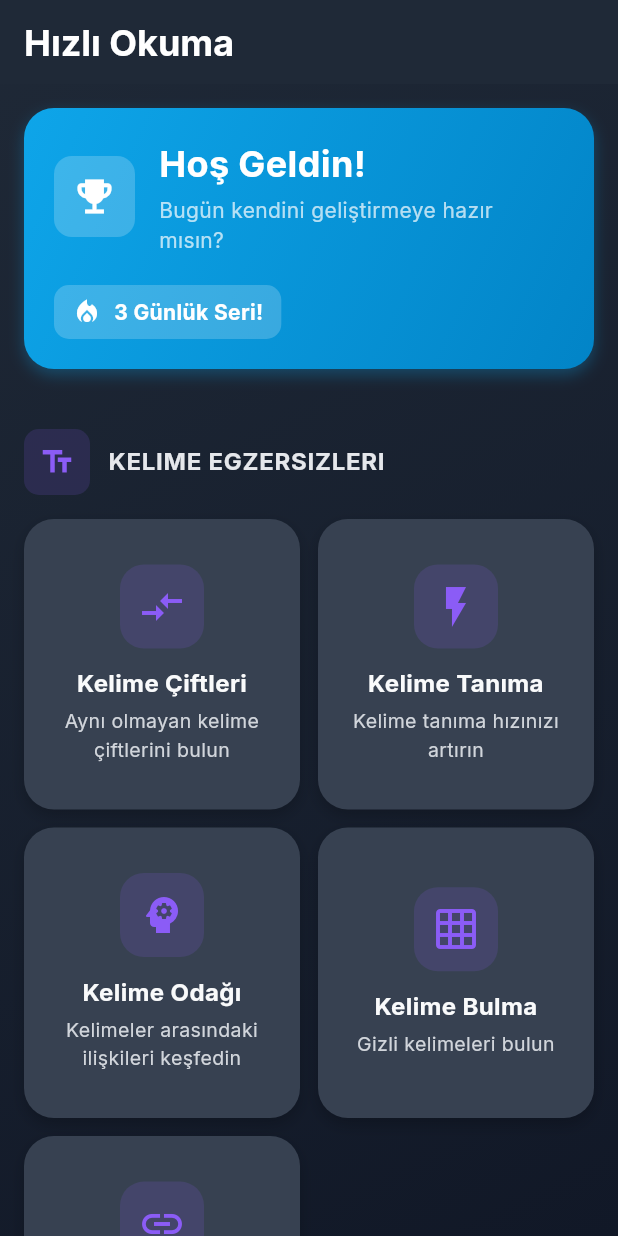
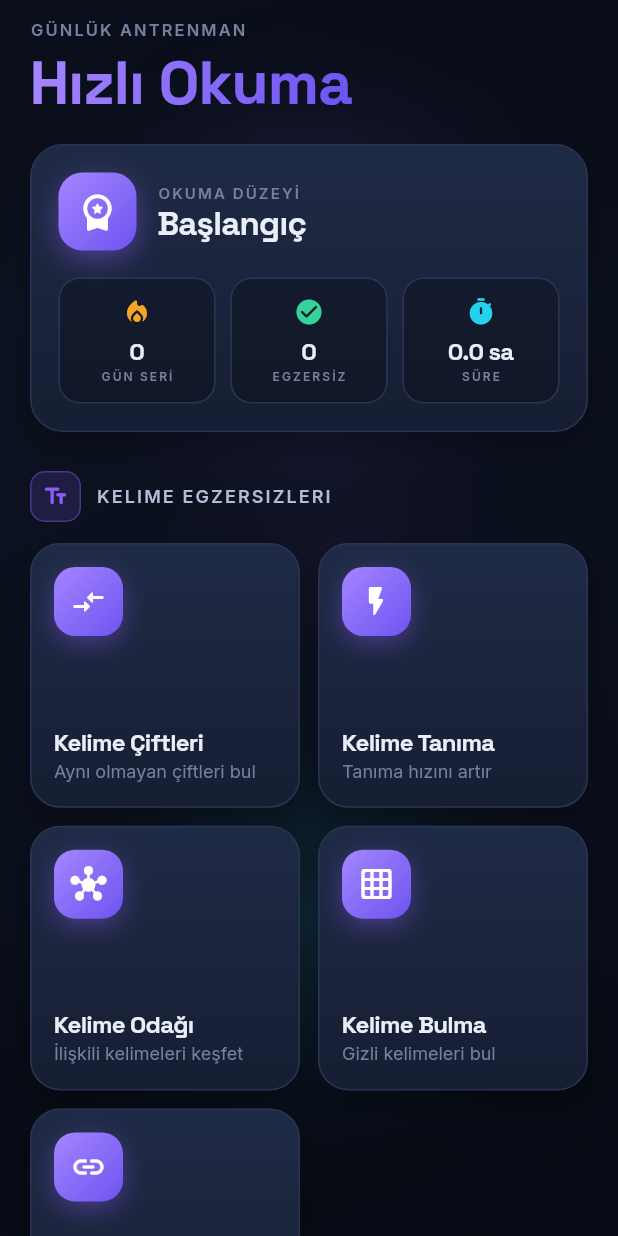
Before and after one commit to omerfarukx/Word-Game-Flutter, a Flutter app: the screen it shows after launch, on a phone screen of 412 x 824 dp. Run offline on Flutter 3.47's test engine with Material 3 defaults, Android fonts, the phone set to English and light mode, and no system bars; our stand-ins replace audioplayers, google_fonts, shared_preferences.

Commit message:
feat: redesign home screen in the new design language
The home was still the old flat blue-card layout — the app's front door
clashed with the rewritten game screens. Rebuilt it on the shared system:

- aurora backdrop, gradient-shader title, staggered Reveal entrance
- hero card showing REAL stats from StatisticsProvider (reading level,
  streak, completed, hours) — the old card was hard-coded placeholders
- exercise cards carry their category accent (Kelime=violet, Görsel=cyan,
  Okuma=amber) with glowing gradient icon chips, so the three families now
  read as distinct

flutter analyze: 0 issues.

Co-Authored-By: Claude Opus 4.8 <noreply@anthropic.com>

```diff
--- a/lib/features/home/screens/home_screen.dart
+++ b/lib/features/home/screens/home_screen.dart
@@ -1,284 +1,135 @@
 import 'package:flutter/material.dart';
+import 'package:provider/provider.dart';
+
 import '../../../core/constants/route_constants.dart';
+import '../../../core/design/app_colors.dart';
+import '../../../core/design/app_typography.dart';
+import '../../../core/design/decorations.dart';
+import '../../../core/design/widgets/aurora_background.dart';
+import '../../../core/design/widgets/reveal.dart';
+import '../../statistics/providers/statistics_provider.dart';
 
-class CategoryInfo {
-  final String name;
-  final Color color;
+class _Category {
+  const _Category(this.label, this.accent, this.icon);
+  final String label;
+  final Color accent;
   final IconData icon;
-
-  const CategoryInfo({
-    required this.name,
-    required this.color,
-    required this.icon,
-  });
 }
 
 class Exercise {
-  final String title;
-  final String subtitle;
-  final IconData icon;
-  final String route;
-  final String category;
-
-  Exercise({
+  const Exercise({
     required this.title,
     required this.subtitle,
     required this.icon,
     required this.route,
     required this.category,
   });
+
+  final String title;
+  final String subtitle;
+  final IconData icon;
+  final String route;
+  final String category;
 }
 
-class HomeScreen extends StatelessWidget {
-  const HomeScreen({super.key});
+const _categories = <_Category>[
+  _Category('Kelime Egzersizleri', AppColors.word, Icons.text_fields_rounded),
+  _Category('Görsel Egzersizler', AppColors.visual, Icons.visibility_rounded),
+  _Category('Okuma Egzersizleri', AppColors.reading, Icons.menu_book_rounded),
+];
 
-  Map<String, CategoryInfo> get categoryInfo => {
-        'Kelime Egzersizleri': const CategoryInfo(
-          name: 'Kelime Egzersizleri',
-          color: Color(0xFF8B5CF6),
-          icon: Icons.text_fields,
-        ),
-        'Görsel Egzersizler': const CategoryInfo(
-          name: 'Görsel Egzersizler',
-          color: Color(0xFF3B82F6),
-          icon: Icons.visibility,
-        ),
-        'Okuma Egzersizleri': const CategoryInfo(
-          name: 'Okuma Egzersizleri',
-          color: Color(0xFFF59E0B),
-          icon: Icons.menu_book,
-        ),
-      };
-
-  List<Exercise> get exercises => [
+const _exercises = <Exercise>[
   Exercise(
     title: 'Kelime Çiftleri',
-          subtitle: 'Aynı olmayan kelime çiftlerini bulun',
-          icon: Icons.compare_arrows,
+    subtitle: 'Aynı olmayan çiftleri bul',
+    icon: Icons.compare_arrows_rounded,
     route: RouteConstants.wordPairs,
     category: 'Kelime Egzersizleri',
   ),
   Exercise(
     title: 'Kelime Tanıma',
-          subtitle: 'Kelime tanıma hızınızı artırın',
-          icon: Icons.flash_on,
+    subtitle: 'Tanıma hızını artır',
+    icon: Icons.flash_on_rounded,
     route: RouteConstants.wordRecognition,
     category: 'Kelime Egzersizleri',
   ),
   Exercise(
     title: 'Kelime Odağı',
-          subtitle: 'Kelimeler arasındaki ilişkileri keşfedin',
-          icon: Icons.psychology,
+    subtitle: 'İlişkili kelimeleri keşfet',
+    icon: Icons.hub_rounded,
     route: RouteConstants.wordFocus,
     category: 'Kelime Egzersizleri',
   ),
   Exercise(
     title: 'Kelime Bulma',
-          subtitle: 'Gizli kelimeleri bulun',
-          icon: Icons.grid_on,
+    subtitle: 'Gizli kelimeleri bul',
+    icon: Icons.grid_on_rounded,
     route: RouteConstants.wordSearch,
     category: 'Kelime Egzersizleri',
   ),
   Exercise(
     title: 'Kelime Zinciri',
-          subtitle: 'Son harften yeni kelimeler türetin',
-          icon: Icons.link,
+    subtitle: 'Son harften zincir kur',
+    icon: Icons.link_rounded,
     route: RouteConstants.wordChain,
     category: 'Kelime Egzersizleri',
   ),
   Exercise(
     title: 'Harf Arama',
-          subtitle: 'Harfleri bulun ve seçin',
-          icon: Icons.search,
+    subtitle: 'Harfleri bul ve seç',
+    icon: Icons.search_rounded,
     route: RouteConstants.letterSearch,
     category: 'Görsel Egzersizler',
   ),
   Exercise(
     title: 'Göz Odaklama',
-          subtitle: 'Göz kaslarınızı güçlendirin',
-          icon: Icons.remove_red_eye,
+    subtitle: 'Göz kaslarını güçlendir',
+    icon: Icons.center_focus_strong_rounded,
     route: RouteConstants.eyeFocus,
     category: 'Görsel Egzersizler',
   ),
   Exercise(
     title: 'Çevresel Görüş',
-          subtitle: 'Merkeze odaklanırken çevreyi fark edin',
-          icon: Icons.visibility,
+    subtitle: 'Çevreyi fark et',
+    icon: Icons.blur_circular_rounded,
     route: RouteConstants.peripheralVision,
     category: 'Görsel Egzersizler',
   ),
   Exercise(
     title: 'Hızlı Okuma',
-          subtitle: 'Okuma hızınızı artırın',
-          icon: Icons.speed,
+    subtitle: 'Okuma hızını yükselt',
+    icon: Icons.speed_rounded,
     route: RouteConstants.speedReadingExercise,
     category: 'Okuma Egzersizleri',
   ),
 ];
 
+class HomeScreen extends StatelessWidget {
+  const HomeScreen({super.key});
+
   @override
   Widget build(BuildContext context) {
-    const isDark = true;
-    final categories = exercises.map((e) => e.category).toSet().toList();
+    var revealIndex = 0;
+    Duration nextDelay() => Duration(milliseconds: (revealIndex++) * 45);
 
     return Scaffold(
-      body: Container(
-        decoration: const BoxDecoration(
-          gradient: LinearGradient(
-            begin: Alignment.topLeft,
-            end: Alignment.bottomRight,
-            colors: [Color(0xFF1F2937), Color(0xFF111827)],
-          ),
-        ),
-        child: SafeArea(
-          child: CustomScrollView(
-            slivers: [
-              const SliverAppBar(
-                floating: true,
-                backgroundColor: Color(0xFF1F2937),
-                elevation: 0,
-                automaticallyImplyLeading: false,
-                title: Text(
-                  'Hızlı Okuma',
-                  style: TextStyle(
-                    fontWeight: FontWeight.bold,
-                    fontSize: 24,
-                  ),
-                ),
-              ),
-              SliverToBoxAdapter(
-                child: Padding(
-                  padding: const EdgeInsets.fromLTRB(16, 16, 16, 8),
-                  child: Column(
-                    crossAxisAlignment: CrossAxisAlignment.start,
+      body: Stack(
         children: [
-                      _buildWelcomeCard(context, isDark),
-                      const SizedBox(height: 16),
+          const Positioned.fill(child: AuroraBackground(accent: AppColors.word)),
+          SafeArea(
+            child: ListView(
+              padding: const EdgeInsets.fromLTRB(20, 12, 20, 28),
+              children: [
+                Reveal(delay: nextDelay(), child: const _Header()),
+                const SizedBox(height: 20),
+                Reveal(delay: nextDelay(), child: const _HeroStats()),
+                const SizedBox(height: 8),
+                for (final cat in _categories) ...[
+                  const SizedBox(height: 18),
+                  Reveal(delay: nextDelay(), child: _SectionHeader(cat)),
+                  const SizedBox(height: 14),
+                  _CategoryGrid(category: cat, nextDelay: nextDelay),
                 ],
-                  ),
-                ),
-              ),
-              SliverPadding(
-                padding: const EdgeInsets.symmetric(horizontal: 16),
-                sliver: SliverList(
-                  delegate: SliverChildBuilderDelegate(
-                    (context, index) {
-                      final category = categories[index];
-                      final info = categoryInfo[category]!;
-                      return _buildCategorySection(
-                        context,
-                        info,
-                        exercises.where((e) => e.category == category).toList(),
-                        isDark,
-                      );
-                    },
-                    childCount: categories.length,
-                  ),
-                ),
-              ),
-              SliverToBoxAdapter(
-                child: Padding(
-                  padding: const EdgeInsets.all(16),
-                  child: _buildStatisticsCard(context, isDark),
-                ),
-              ),
-              const SliverToBoxAdapter(
-                child: SizedBox(height: 16),
-              ),
-            ],
-          ),
-        ),
-      ),
-    );
-  }
-
-  Widget _buildWelcomeCard(BuildContext context, bool isDark) {
-    return Container(
-      padding: const EdgeInsets.all(20),
-      decoration: BoxDecoration(
-        gradient: const LinearGradient(
-          begin: Alignment.topLeft,
-          end: Alignment.bottomRight,
-          colors: [
-            Color(0xFF0EA5E9),
-            Color(0xFF0284C7),
-          ],
-        ),
-        borderRadius: BorderRadius.circular(20),
-        boxShadow: [
-          BoxShadow(
-            color: const Color(0xFF0EA5E9).withValues(alpha: 0.3),
-            blurRadius: 8,
-            offset: const Offset(0, 4),
-          ),
-        ],
-      ),
-      child: Column(
-        crossAxisAlignment: CrossAxisAlignment.start,
-        children: [
-          Row(
-            children: [
-              Container(
-                padding: const EdgeInsets.all(12),
-                decoration: BoxDecoration(
-                  color: Colors.white.withValues(alpha: 0.2),
-                  borderRadius: BorderRadius.circular(12),
-                ),
-                child: const Icon(
-                  Icons.emoji_events,
-                  color: Colors.white,
-                  size: 30,
-                ),
-              ),
-              const SizedBox(width: 16),
-              const Expanded(
-                child: Column(
-                  crossAxisAlignment: CrossAxisAlignment.start,
-                  children: [
-                    Text(
-                      'Hoş Geldin!',
-                      style: TextStyle(
-                        color: Colors.white,
-                        fontSize: 24,
-                        fontWeight: FontWeight.bold,
-                      ),
-                    ),
-                    SizedBox(height: 4),
-                    Text(
-                      'Bugün kendini geliştirmeye hazır mısın?',
-                      style: TextStyle(
-                        color: Colors.white70,
-                        fontSize: 14,
-                      ),
-                    ),
-                  ],
-                ),
-              ),
-            ],
-          ),
-          const SizedBox(height: 20),
-          Container(
-            padding: const EdgeInsets.symmetric(horizontal: 12, vertical: 8),
-            decoration: BoxDecoration(
-              color: Colors.white.withValues(alpha: 0.2),
-              borderRadius: BorderRadius.circular(10),
-            ),
-            child: const Row(
-              mainAxisSize: MainAxisSize.min,
-              children: [
-                Icon(
-                  Icons.local_fire_department,
-                  color: Colors.white,
-                  size: 20,
-                ),
-                SizedBox(width: 8),
-                Text(
-                  '3 Günlük Seri!',
-                  style: TextStyle(
-                    color: Colors.white,
-                    fontWeight: FontWeight.bold,
-                  ),
-                ),
               ],
             ),
           ),
@@ -286,137 +137,239 @@ class HomeScreen extends StatelessWidget {
       ),
     );
   }
+}
 
-  Widget _buildCategorySection(
-    BuildContext context,
-    CategoryInfo info,
-    List<Exercise> categoryExercises,
-    bool isDark,
-  ) {
+class _Header extends StatelessWidget {
+  const _Header();
+
+  @override
+  Widget build(BuildContext context) {
     return Column(
       crossAxisAlignment: CrossAxisAlignment.start,
       children: [
-        Padding(
-          padding: const EdgeInsets.symmetric(vertical: 16),
-          child: Row(
+        Text('GÜNLÜK ANTRENMAN', style: AppText.label(11)),
+        const SizedBox(height: 6),
+        ShaderMask(
+          shaderCallback: (r) => AppGradients.word.createShader(r),
+          child: Text('Hızlı Okuma',
+              style: AppText.display(40, color: Colors.white)),
+        ),
+      ],
+    );
+  }
+}
+
+class _HeroStats extends StatelessWidget {
+  const _HeroStats();
+
+  @override
+  Widget build(BuildContext context) {
+    final stats = context.watch<StatisticsProvider>();
+    return Container(
+      padding: const EdgeInsets.all(18),
+      decoration: Surfaces.tile(radius: 22),
+      child: Column(
+        crossAxisAlignment: CrossAxisAlignment.start,
+        children: [
+          Row(
             children: [
               Container(
-                padding: const EdgeInsets.all(10),
+                width: 52,
+                height: 52,
                 decoration: BoxDecoration(
-                  color: info.color.withValues(alpha: 0.15),
-                  borderRadius: BorderRadius.circular(10),
+                  gradient: AppGradients.word,
+                  borderRadius: BorderRadius.circular(16),
+                  boxShadow: [
+                    BoxShadow(
+                        color: AppColors.word.withValues(alpha: 0.45),
+                        blurRadius: 16,
+                        offset: const Offset(0, 6)),
+                  ],
                 ),
-                child: Icon(
-                  info.icon,
-                  color: info.color,
-                  size: 24,
+                child: const Icon(Icons.workspace_premium_rounded,
+                    color: Colors.white, size: 28),
+              ),
+              const SizedBox(width: 14),
+              Column(
+                crossAxisAlignment: CrossAxisAlignment.start,
+                children: [
+                  Text('OKUMA DÜZEYİ', style: AppText.label(10)),
+                  const SizedBox(height: 2),
+                  Text(stats.readingLevel, style: AppText.display(22)),
+                ],
+              ),
+            ],
+          ),
+          const SizedBox(height: 18),
+          Row(
+            children: [
+              Expanded(
+                child: _MiniStat(
+                  icon: Icons.local_fire_department_rounded,
+                  color: AppColors.reading,
+                  value: '${stats.streakDays}',
+                  label: 'GÜN SERİ',
                 ),
               ),
-              const SizedBox(width: 12),
-              Text(
-                info.name.toUpperCase(),
-                style: const TextStyle(
-                  fontSize: 16,
-                  fontWeight: FontWeight.bold,
-                  color: Color(0xFFE5E7EB),
-                  letterSpacing: 0.5,
+              const SizedBox(width: 10),
+              Expanded(
+                child: _MiniStat(
+                  icon: Icons.check_circle_rounded,
+                  color: AppColors.success,
+                  value: '${stats.completedExercises}',
+                  label: 'EGZERSİZ',
+                ),
+              ),
+              const SizedBox(width: 10),
+              Expanded(
+                child: _MiniStat(
+                  icon: Icons.timer_rounded,
+                  color: AppColors.visual,
+                  value: '${stats.duration.toStringAsFixed(1)} sa',
+                  label: 'SÜRE',
                 ),
               ),
             ],
           ),
+        ],
       ),
-        GridView.builder(
+    );
+  }
+}
+
+class _MiniStat extends StatelessWidget {
+  const _MiniStat({
+    required this.icon,
+    required this.color,
+    required this.value,
+    required this.label,
+  });
+
+  final IconData icon;
+  final Color color;
+  final String value;
+  final String label;
+
+  @override
+  Widget build(BuildContext context) {
+    return Container(
+      padding: const EdgeInsets.symmetric(vertical: 12, horizontal: 8),
+      decoration: BoxDecoration(
+        color: AppColors.bgDeep.withValues(alpha: 0.4),
+        borderRadius: BorderRadius.circular(14),
+        border: Border.all(color: AppColors.stroke),
+      ),
+      child: Column(
+        children: [
+          Icon(icon, color: color, size: 20),
+          const SizedBox(height: 8),
+          Text(value,
+              maxLines: 1,
+              overflow: TextOverflow.ellipsis,
+              style: AppText.display(16)),
+          const SizedBox(height: 2),
+          Text(label, style: AppText.label(8)),
+        ],
+      ),
+    );
+  }
+}
+
+class _SectionHeader extends StatelessWidget {
+  const _SectionHeader(this.category);
+  final _Category category;
+
+  @override
+  Widget build(BuildContext context) {
+    return Row(
+      children: [
+        Container(
+          width: 34,
+          height: 34,
+          decoration: BoxDecoration(
+            color: category.accent.withValues(alpha: 0.16),
+            borderRadius: BorderRadius.circular(10),
+            border: Border.all(color: category.accent.withValues(alpha: 0.4)),
+          ),
+          child: Icon(category.icon, color: category.accent, size: 18),
+        ),
+        const SizedBox(width: 10),
+        Text(category.label.toUpperCase(),
+            style: AppText.label(12, color: AppColors.textMid)),
+      ],
+    );
+  }
+}
+
+class _CategoryGrid extends StatelessWidget {
+  const _CategoryGrid({required this.category, required this.nextDelay});
+  final _Category category;
+  final Duration Function() nextDelay;
+
+  @override
+  Widget build(BuildContext context) {
+    final items =
+        _exercises.where((e) => e.category == category.label).toList();
+    return GridView.builder(
       shrinkWrap: true,
       physics: const NeverScrollableScrollPhysics(),
       gridDelegate: const SliverGridDelegateWithFixedCrossAxisCount(
         crossAxisCount: 2,
-            childAspectRatio: 0.95,
+        childAspectRatio: 1.02,
         crossAxisSpacing: 12,
         mainAxisSpacing: 12,
       ),
-          itemCount: categoryExercises.length,
-          itemBuilder: (context, index) {
-            final exercise = categoryExercises[index];
-            return _buildExerciseCard(
-              context,
-              exercise.title,
-              exercise.subtitle,
-              exercise.icon,
-              exercise.route,
-              info.color,
-              isDark,
-            );
-          },
+      itemCount: items.length,
+      itemBuilder: (context, i) => Reveal(
+        delay: nextDelay(),
+        child: _ExerciseCard(exercise: items[i], accent: category.accent),
       ),
-        const SizedBox(height: 16),
-      ],
     );
   }
+}
 
-  Widget _buildExerciseCard(
-    BuildContext context,
-    String title,
-    String subtitle,
-    IconData icon,
-    String route,
-    Color color,
-    bool isDark,
-  ) {
-    return Container(
-      decoration: BoxDecoration(
-        color: const Color(0xFF374151),
-        borderRadius: BorderRadius.circular(20),
-        boxShadow: [
-          BoxShadow(
-            color: Colors.black.withValues(alpha: 0.2),
-            blurRadius: 8,
-            spreadRadius: 0,
-            offset: const Offset(0, 4),
-          ),
-        ],
-      ),
+class _ExerciseCard extends StatelessWidget {
+  const _ExerciseCard({required this.exercise, required this.accent});
+  final Exercise exercise;
+  final Color accent;
+
+  @override
+  Widget build(BuildContext context) {
+    return DecoratedBox(
+      decoration: Surfaces.tile(radius: 20),
       child: Material(
         color: Colors.transparent,
         child: InkWell(
           borderRadius: BorderRadius.circular(20),
-          onTap: () => Navigator.pushNamed(context, route),
+          onTap: () => Navigator.pushNamed(context, exercise.route),
           child: Padding(
             padding: const EdgeInsets.all(16),
             child: Column(
-              mainAxisAlignment: MainAxisAlignment.center,
+              crossAxisAlignment: CrossAxisAlignment.start,
               children: [
                 Container(
-                  padding: const EdgeInsets.all(12),
+                  width: 46,
+                  height: 46,
                   decoration: BoxDecoration(
-                    color: color.withValues(alpha: 0.15),
-                    borderRadius: BorderRadius.circular(16),
+                    gradient: AppGradients.forAccent(accent),
+                    borderRadius: BorderRadius.circular(14),
+                    boxShadow: [
+                      BoxShadow(
+                          color: accent.withValues(alpha: 0.4),
+                          blurRadius: 14,
+                          offset: const Offset(0, 5)),
+                    ],
                   ),
-                  child: Icon(
-                    icon,
-                    color: color,
-                    size: 32,
+                  child: Icon(exercise.icon, color: Colors.white, size: 24),
                 ),
-                ),
-                const SizedBox(height: 12),
+                const Spacer(),
+                Text(exercise.title, style: AppText.display(16)),
+                const SizedBox(height: 3),
                 Text(
-                  title,
-                  textAlign: TextAlign.center,
-                  style: const TextStyle(
-                    fontSize: 16,
-                    fontWeight: FontWeight.bold,
-                    color: Color(0xFFF9FAFB),
-                  ),
-                ),
-                const SizedBox(height: 4),
-                Text(
-                  subtitle,
-                  textAlign: TextAlign.center,
+                  exercise.subtitle,
                   maxLines: 2,
                   overflow: TextOverflow.ellipsis,
-                  style: const TextStyle(
-                    fontSize: 13,
-                    color: Color(0xFFD1D5DB),
-                  ),
+                  style: AppText.body(12, color: AppColors.textLow),
                 ),
               ],
             ),
@@ -425,127 +378,4 @@ class HomeScreen extends StatelessWidget {
       ),
     );
   }
-
-  Widget _buildStatisticsCard(BuildContext context, bool isDark) {
-    return Container(
-      padding: const EdgeInsets.all(20),
-      decoration: BoxDecoration(
-        color: const Color(0xFF374151),
-        borderRadius: BorderRadius.circular(20),
-        boxShadow: [
-          BoxShadow(
-            color: Colors.black.withValues(alpha: 0.2),
-            blurRadius: 8,
-            spreadRadius: 0,
-            offset: const Offset(0, 4),
-          ),
-        ],
-      ),
-      child: Column(
-        crossAxisAlignment: CrossAxisAlignment.start,
-        children: [
-          Text(
-            'GÜNLÜK İLERLEME',
-            style: TextStyle(
-              fontSize: 14,
-              fontWeight: FontWeight.bold,
-              color: Colors.grey.shade300,
-              letterSpacing: 0.5,
-            ),
-          ),
-          const SizedBox(height: 16),
-          Row(
-            children: [
-              Expanded(
-                child: _buildStatBox(
-                  'Okuma Düzeyi',
-                  'Şampiyon',
-                  Icons.emoji_events,
-                  Colors.amber,
-                  isDark,
-                ),
-              ),
-              const SizedBox(width: 12),
-              Expanded(
-                child: _buildStatBox(
-                  'Egzersiz',
-                  '24 Tamamlandı',
-                  Icons.check_circle,
-                  Colors.green,
-                  isDark,
-                ),
-              ),
-            ],
-          ),
-          const SizedBox(height: 12),
-          Row(
-            children: [
-              Expanded(
-                child: _buildStatBox(
-                  'Süre',
-                  '2.5 Saat',
-                  Icons.timer,
-                  Colors.blue,
-                  isDark,
-                ),
-              ),
-              const SizedBox(width: 12),
-              Expanded(
-                child: _buildStatBox(
-                  'Seri',
-                  '3 Gün',
-                  Icons.local_fire_department,
-                  Colors.orange,
-                  isDark,
-                ),
-              ),
-            ],
-          ),
-        ],
-      ),
-    );
 }
-
-  Widget _buildStatBox(
-    String title,
-    String value,
-    IconData icon,
-    Color color,
-    bool isDark,
-  ) {
-    return Container(
-      padding: const EdgeInsets.all(16),
-      decoration: BoxDecoration(
-        color: color.withValues(alpha: 0.15),
-        borderRadius: BorderRadius.circular(16),
-      ),
-      child: Column(
-        crossAxisAlignment: CrossAxisAlignment.start,
-        children: [
-          Icon(
-            icon,
-            color: color,
-            size: 24,
-          ),
-          const SizedBox(height: 12),
-          Text(
-            value,
-            style: const TextStyle(
-              fontSize: 16,
-              fontWeight: FontWeight.bold,
-              color: Color(0xFFF9FAFB),
-            ),
-          ),
-          const SizedBox(height: 4),
-          Text(
-            title,
-            style: const TextStyle(
-              fontSize: 12,
-              color: Color(0xFFD1D5DB),
-            ),
-          ),
-        ],
-      ),
-    );
-  }
-}
```
Lines whose indentation alone changed are shown as unchanged.
